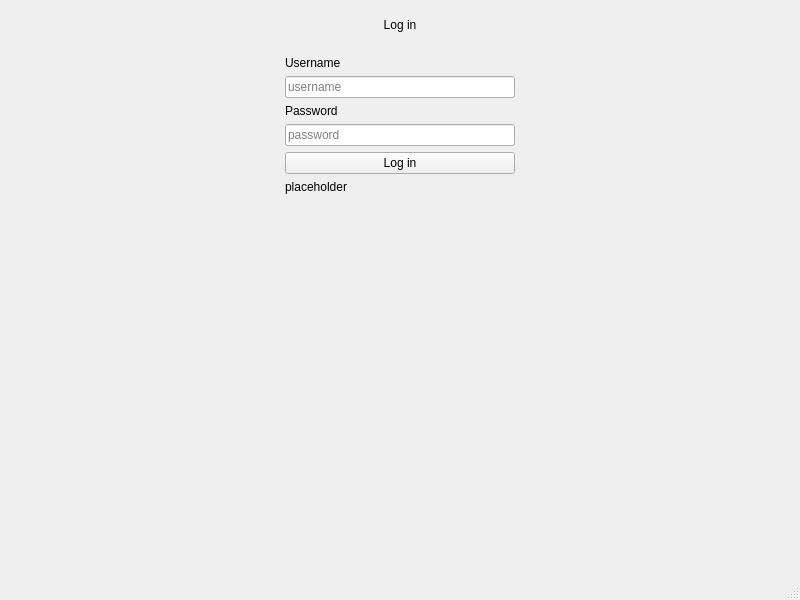
mGarbowski/pipr-piprbook, file gui/piprbook_desktop.ui: the form before one commit.
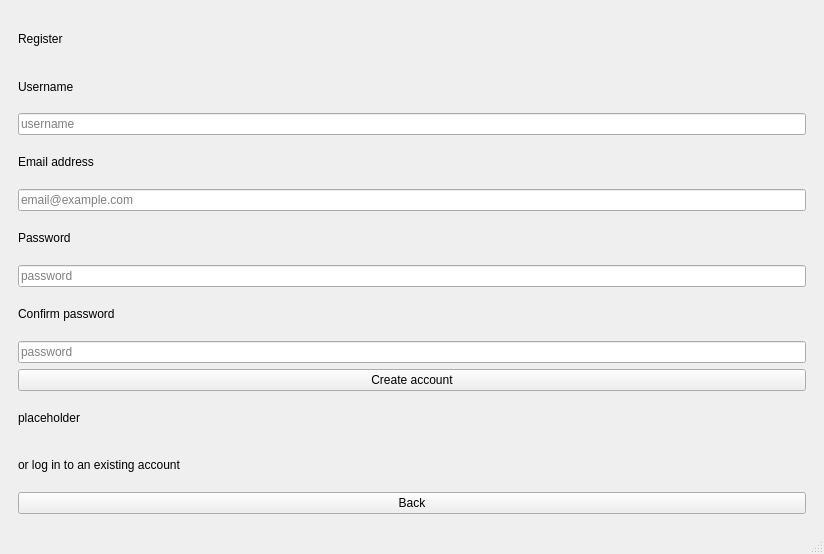
The form after the commit.

Commit message: implemented user registration

Diff of the .ui file:
```diff
--- a/gui/piprbook_desktop.ui
+++ b/gui/piprbook_desktop.ui
@@ -6,8 +6,8 @@
    <rect>
     <x>0</x>
     <y>0</y>
-    <width>800</width>
-    <height>600</height>
+    <width>824</width>
+    <height>554</height>
    </rect>
   </property>
   <property name="windowTitle">
@@ -18,7 +18,7 @@
     <item>
      <widget class="QStackedWidget" name="stackedWidget">
       <property name="currentIndex">
-       <number>0</number>
+       <number>1</number>
       </property>
       <widget class="QWidget" name="login_page">
        <layout class="QVBoxLayout" name="verticalLayout">
@@ -54,7 +54,7 @@
              </property>
              <property name="sizeHint" stdset="0">
               <size>
-               <width>242</width>
+               <width>250</width>
                <height>20</height>
               </size>
              </property>
@@ -118,7 +118,7 @@
              </property>
              <property name="sizeHint" stdset="0">
               <size>
-               <width>242</width>
+               <width>250</width>
                <height>20</height>
               </size>
              </property>
@@ -145,8 +145,112 @@
         </item>
        </layout>
       </widget>
-      <widget class="QWidget" name="page_2">
-       <widget class="QLabel" name="label_2">
+      <widget class="QWidget" name="register_page">
+       <layout class="QVBoxLayout" name="verticalLayout_2">
+        <item>
+         <widget class="QLabel" name="register_page_label">
+          <property name="text">
+           <string>Register</string>
+          </property>
+         </widget>
+        </item>
+        <item>
+         <widget class="QLabel" name="username_label_2">
+          <property name="text">
+           <string>Username</string>
+          </property>
+         </widget>
+        </item>
+        <item>
+         <widget class="QLineEdit" name="username_input_2">
+          <property name="placeholderText">
+           <string>username</string>
+          </property>
+         </widget>
+        </item>
+        <item>
+         <widget class="QLabel" name="email_label">
+          <property name="text">
+           <string>Email address</string>
+          </property>
+         </widget>
+        </item>
+        <item>
+         <widget class="QLineEdit" name="email_input">
+          <property name="placeholderText">
+           <string>email@example.com</string>
+          </property>
+         </widget>
+        </item>
+        <item>
+         <widget class="QLabel" name="password_label_2">
+          <property name="text">
+           <string>Password</string>
+          </property>
+         </widget>
+        </item>
+        <item>
+         <widget class="QLineEdit" name="password_input_2">
+          <property name="echoMode">
+           <enum>QLineEdit::Password</enum>
+          </property>
+          <property name="placeholderText">
+           <string>password</string>
+          </property>
+         </widget>
+        </item>
+        <item>
+         <widget class="QLabel" name="confirm_password_label">
+          <property name="text">
+           <string>Confirm password</string>
+          </property>
+         </widget>
+        </item>
+        <item>
+         <widget class="QLineEdit" name="confirm_password_input">
+          <property name="echoMode">
+           <enum>QLineEdit::Password</enum>
+          </property>
+          <property name="placeholderText">
+           <string>password</string>
+          </property>
+         </widget>
+        </item>
+        <item>
+         <widget class="QPushButton" name="create_account_button">
+          <property name="text">
+           <string>Create account</string>
+          </property>
+         </widget>
+        </item>
+        <item>
+         <widget class="QLabel" name="registration_failed_message">
+          <property name="text">
+           <string>placeholder</string>
+          </property>
+         </widget>
+        </item>
+        <item>
+         <widget class="QLabel" name="back_to_login_label">
+          <property name="text">
+           <string>or log in to an existing account</string>
+          </property>
+          <property name="wordWrap">
+           <bool>true</bool>
+          </property>
+         </widget>
+        </item>
+        <item>
+         <widget class="QPushButton" name="back_to_login_button">
+          <property name="text">
+           <string>Back</string>
+          </property>
+         </widget>
+        </item>
+       </layout>
+      </widget>
+      <widget class="QWidget" name="home_page">
+       <widget class="QLabel" name="home_page_label">
         <property name="geometry">
          <rect>
           <x>290</x>
```
Left out of the diff: 22 changed lines with no effect on the pictures. The commit also changes 5 other files.
